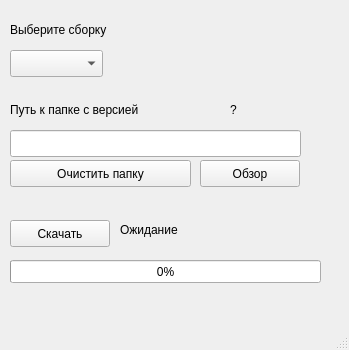
This is design/main.ui in JohnTheCoolingFan/MCModBulkUpdater as Qt 5 draws it before an edit. The edited form follows.
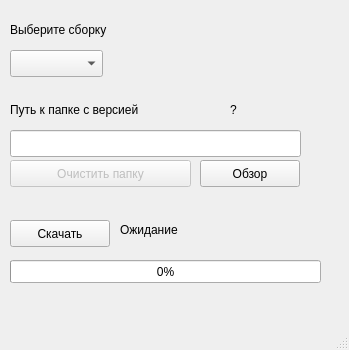
This is the edited form.

Commit message: fix take path

The edit to the form file:
```diff
--- a/design/main.ui
+++ b/design/main.ui
@@ -113,6 +113,9 @@
     </property>
    </widget>
    <widget class="QPushButton" name="pushButton">
+    <property name="enabled">
+     <bool>false</bool>
+    </property>
     <property name="geometry">
      <rect>
       <x>10</x>
```
The commit also changes 1 other file.
